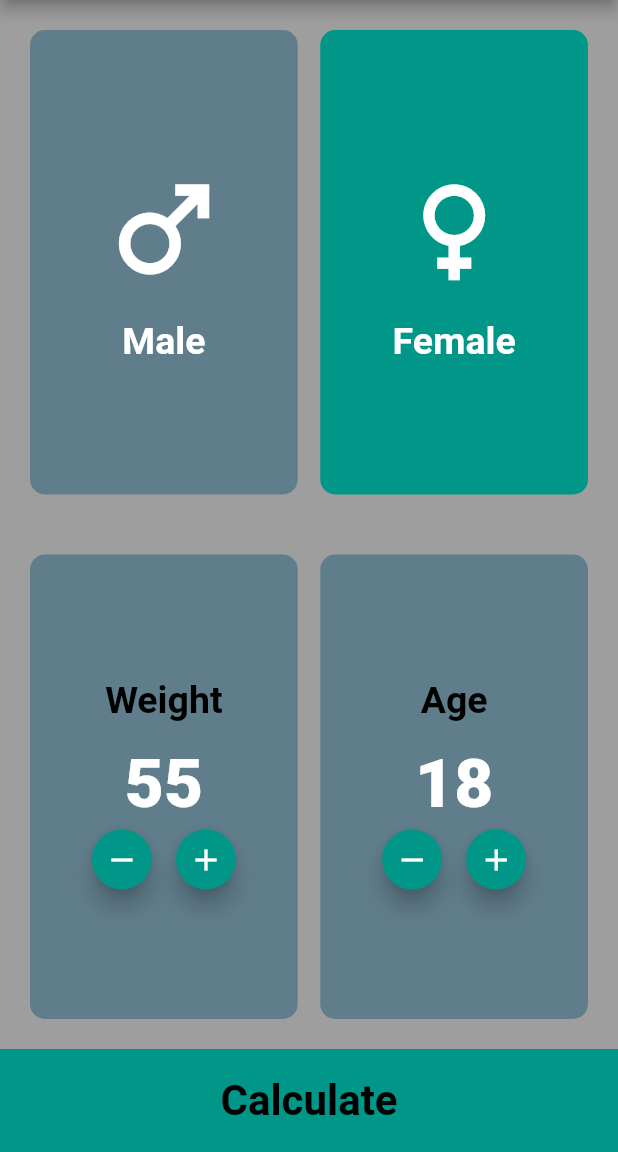
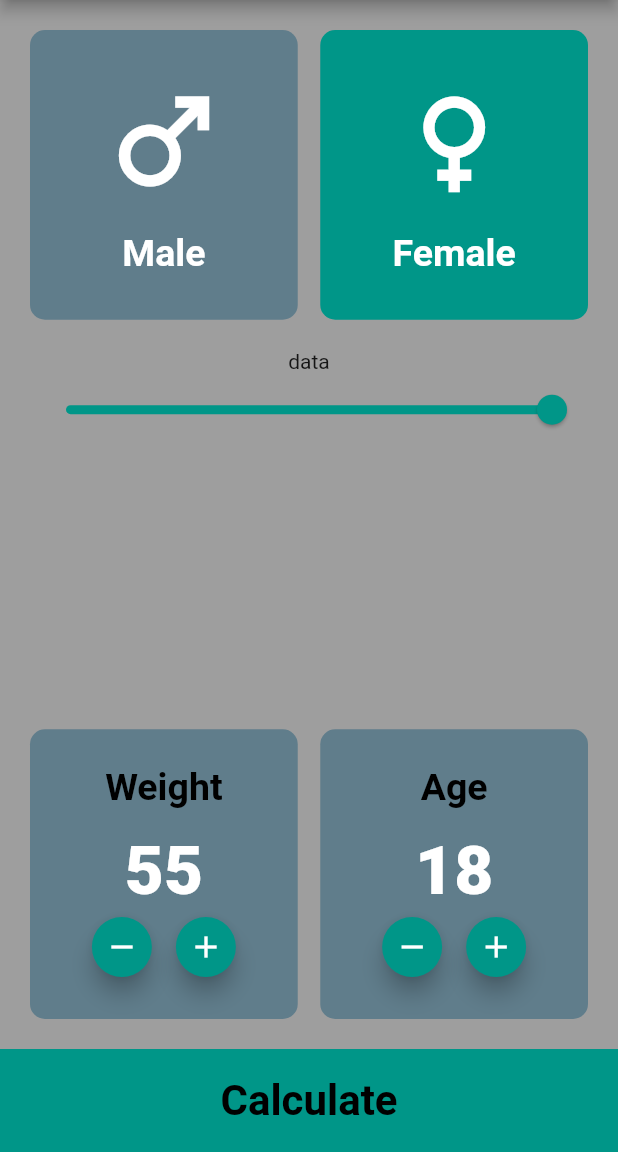
Before and after one commit to HowkMii/body-mass-index-calculator, a Flutter app: the screen it shows after launch, on a phone screen of 412 x 824 dp, the part 84-1236 px from its top. Run offline on Flutter 3.47's test engine with Material 2 defaults, Android fonts, the phone set to English and light mode, and no system bars.

Commit message:
height slider

```diff
--- a/lib/home.dart
+++ b/lib/home.dart
@@ -39,6 +39,21 @@ class _MyHomePageState extends State<MyHomePage> {
 
                 ],
               ),
+            ),
+          ),
+          Expanded(
+
+            child: Padding(
+              padding: const EdgeInsets.symmetric(horizontal:20.0),
+              child:  Container(
+                child: Column(
+                  children: [
+                    Text('data'),
+                    Row(children: [],),
+                    Slider(value: heightVal, onChanged: (newVal){})
+                  ],
+                ),
+              )
             ),
           ),
           Expanded(
```
Also changed, not shown: assets/bmi.png (added).
